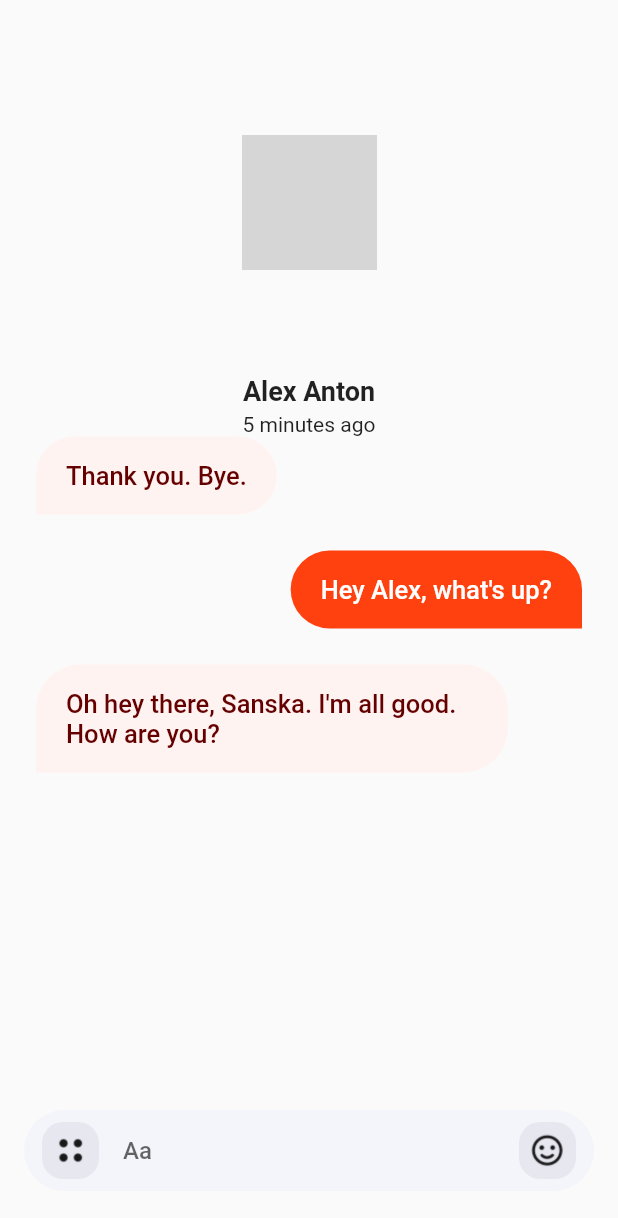
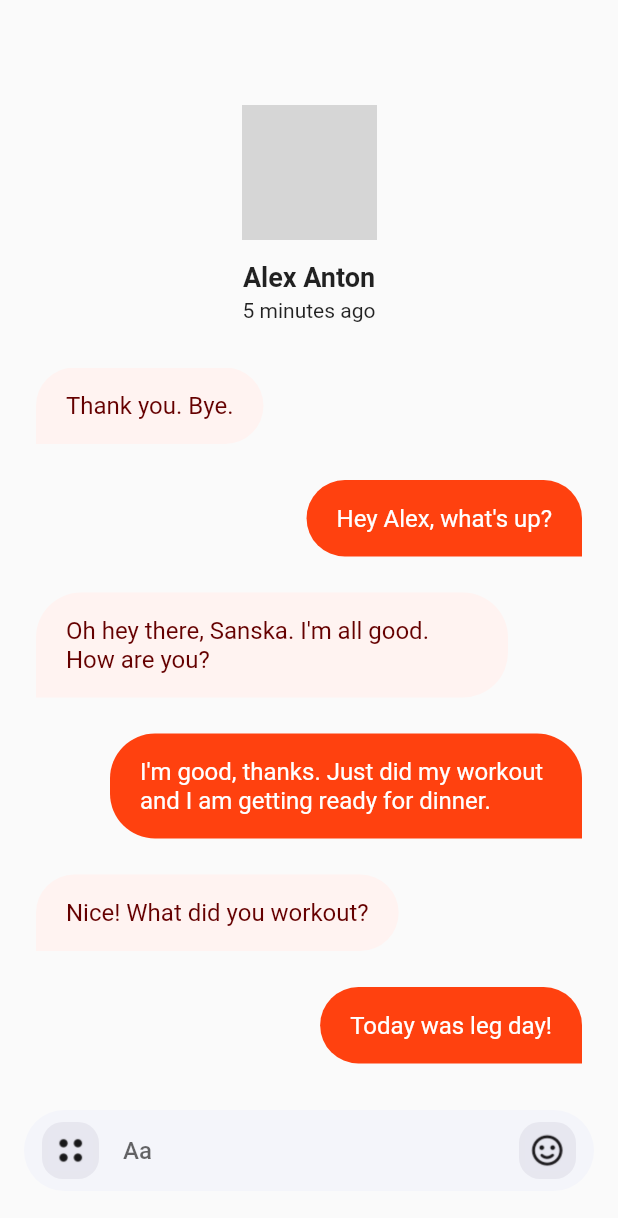
Before and after one commit to eivanovue/Dappur, a Flutter app: the screen it shows after launch, after a tap on "Alex Anton", on a phone screen of 412 x 824 dp. Shown: the top 1218 px of the screen. Run offline on Flutter 3.47's test engine with Material 2 defaults, Android fonts, the phone set to English and light mode, and no system bars; missing offline and left inert: emoji_picker, keyboard_visibility; network calls fail; grey boxes are pictures that could not be loaded.

Commit message:
Chat screen layout now supports integrated keyboard and hides a person's image when it opens and shows it when the keyboard is no longer visible.

```diff
--- a/lib/data/data.dart
+++ b/lib/data/data.dart
@@ -157,5 +157,33 @@ List<MessageModel> getMessages() {
 
   messageModel = new MessageModel();
 
+  //1
+  messageModel.isByMe = true;
+  messageModel.message = "I'm good, thanks. Just did my workout and I am getting ready for dinner.";
+  messages.add(messageModel);
+
+  messageModel = new MessageModel();
+
+  //1
+  messageModel.isByMe = false;
+  messageModel.message = "Nice! What did you workout?";
+  messages.add(messageModel);
+
+  messageModel = new MessageModel();
+
+  //1
+  messageModel.isByMe = true;
+  messageModel.message = "Today was leg day!";
+  messages.add(messageModel);
+
+  messageModel = new MessageModel();
+
+  //1
+  messageModel.isByMe = false;
+  messageModel.message = "Never miss those!";
+  messages.add(messageModel);
+
+  messageModel = new MessageModel();
+
   return messages;
 }
--- a/lib/main.dart
+++ b/lib/main.dart
@@ -1,6 +1,5 @@
 import 'package:flutter/material.dart';
 import 'package:dappur/views/home.dart';
-import 'views/chat.dart';
 
 void main() => runApp(MyApp());
 
--- a/lib/views/chat.dart
+++ b/lib/views/chat.dart
@@ -1,6 +1,8 @@
+import 'package:dappur/data/data.dart';
+import 'package:dappur/models/message_model.dart';
 import 'package:flutter/material.dart';
-import 'package:dappur/models/message_model.dart';
-import 'package:dappur/data/data.dart';
+import 'package:keyboard_visibility/keyboard_visibility.dart';
+import 'package:emoji_picker/emoji_picker.dart';
 
 class ChatScreen extends StatefulWidget {
   @override
@@ -9,25 +11,40 @@ class ChatScreen extends StatefulWidget {
 
 class _ChatScreenState extends State<ChatScreen> {
   List<MessageModel> messages = new List();
+  bool _isVisible = true;
 
   @override
   void initState() {
-    // TODO: implement initState
     super.initState();
+    messages = getMessages();
 
-    messages = getMessages();
+    KeyboardVisibilityNotification().addNewListener(
+      onChange: (bool visible) {
+        if (!visible) {
+          _isVisible = true;
+        }
+      },
+    );
   }
 
   @override
   Widget build(BuildContext context) {
     return Scaffold(
-      body: Container(
-        width: MediaQuery.of(context).size.width,
-        child: Column(
-          crossAxisAlignment: CrossAxisAlignment.center,
+      body: Column(
+        mainAxisAlignment: MainAxisAlignment.spaceAround,
         children: <Widget>[
           SizedBox(
-              height: 90,
+            height: 50,
+          ),
+          Visibility(
+            visible: _isVisible,
+            child: Column(
+              children: <Widget>[
+                Container(
+                  child: Column(
+                    children: <Widget>[
+                      SizedBox(
+                        height: 20,
                       ),
                       ClipRRect(
                         borderRadius: BorderRadius.circular(60),
@@ -39,30 +56,44 @@ class _ChatScreenState extends State<ChatScreen> {
                         ),
                       ),
                       SizedBox(
-              height: 70,
+                        height: 14,
                       ),
-            Text("Alex Anton",
+                      Text(
+                        "Alex Anton",
                         style: TextStyle(
                             color: Colors.black87,
                             fontSize: 18,
-                    fontWeight: FontWeight.w700)),
-            SizedBox(height: 4),
+                            fontWeight: FontWeight.w700),
+                      ),
+                      SizedBox(
+                        height: 4,
+                      ),
                       Text("5 minutes ago"),
-            Container(
+                      SizedBox(
+                        height: 30,
+                      ),
+                    ],
+                  ),
+                ),
+              ],
+            ),
+          ),
+          Expanded(
+            flex: 2,
+            child: Container(
               padding: EdgeInsets.symmetric(horizontal: 24),
               child: ListView.builder(
+                  itemCount: messages.length,
                   shrinkWrap: true,
-                  itemCount: messages.length,
                   itemBuilder: (context, index) {
                     return ChattingTile(
                       isByMe: messages[index].isByMe,
-                        message: messages[index].message);
+                      message: messages[index].message,
+                    );
                   }),
-            )
-          ],
             ),
           ),
-      bottomSheet: Container(
+          Container(
             padding: EdgeInsets.symmetric(horizontal: 16, vertical: 30),
             width: MediaQuery.of(context).size.width,
             child: Container(
@@ -89,10 +120,18 @@ class _ChatScreenState extends State<ChatScreen> {
                   ),
                   Expanded(
                     child: TextField(
+                      onTap: () {
+                        setState(() {
+                          _isVisible = false;
+                        });
+                      },
+                      onSubmitted: (val) {
+                        _isVisible = true;
+                      },
                       decoration: InputDecoration.collapsed(
                           hintText: "Aa",
-                      hintStyle:
-                          TextStyle(fontSize: 16, fontWeight: FontWeight.w500)),
+                          hintStyle: TextStyle(
+                              fontSize: 16, fontWeight: FontWeight.w500)),
                     ),
                   ),
                   Container(
@@ -101,15 +140,22 @@ class _ChatScreenState extends State<ChatScreen> {
                       color: Color(0xffe7e7ef),
                       borderRadius: BorderRadius.circular(14),
                     ),
+                    child: GestureDetector(
+                      onTap: () {
+                        print("smily tapped");
+                      },
                       child: Image.asset(
                         "assets/images/smile.png",
                         width: 30,
                         height: 30,
                       ),
                     ),
+                  ),
                 ],
               ),
             ),
+          ),
+        ],
       ),
     );
   }
@@ -132,19 +178,19 @@ class ChattingTile extends StatelessWidget {
                 topLeft: Radius.circular(30),
                 topRight: Radius.circular(30),
                 bottomLeft: isByMe ? Radius.circular(30) : Radius.circular(0),
-              bottomRight: !isByMe ? Radius.circular(30) : Radius.circular(0)),
-        ),
+                bottomRight:
+                    isByMe ? Radius.circular(0) : Radius.circular(30))),
         padding: EdgeInsets.symmetric(vertical: 16, horizontal: 20),
         child: Container(
-          constraints:
-              BoxConstraints(maxWidth: MediaQuery.of(context).size.width) *
-                  2 /
-                  3,
-          child: Text(message,
+          constraints: BoxConstraints(
+              maxWidth: MediaQuery.of(context).size.width * 2 / 3),
+          child: Text(
+            message,
             style: TextStyle(
                 color: isByMe ? Colors.white : Color(0xff650000),
-                  fontSize: 17,
-                  fontWeight: FontWeight.w500)),
+                fontSize: 16,
+                fontWeight: FontWeight.w400),
+          ),
         ),
       ),
     );
--- a/lib/views/home.dart
+++ b/lib/views/home.dart
@@ -3,7 +3,6 @@ import 'package:dappur/models/story_model.dart';
 import 'package:dappur/models/chat_model.dart';
 import 'package:dappur/views/chat.dart';
 import 'package:flutter/material.dart';
-import 'package:dappur/views/chat.dart';
 
 class Home extends StatefulWidget {
   @override
@@ -16,8 +15,7 @@ class _HomeState extends State<Home> {
 
   @override
   void initState() {
-    // TODO: implement initState
-    super.initState();
+        super.initState();
 
     stories = getStories();
     chats = getChats();
@@ -39,7 +37,7 @@ class _HomeState extends State<Home> {
                 child: Row(
                   children: <Widget>[
                     Text(
-                      "Messages",
+                      "Dappur",
                       style: TextStyle(
                           color: Colors.white,
                           fontSize: 25,
@@ -128,8 +126,8 @@ class _HomeState extends State<Home> {
 }
 
 class StoryTile extends StatefulWidget {
-  String imgUrl;
-  String username;
+  final String imgUrl;
+  final String username;
 
   StoryTile({@required this.imgUrl, @required this.username});
 
@@ -167,12 +165,12 @@ class _StoryTileState extends State<StoryTile> {
 }
 
 class ChatTile extends StatelessWidget {
-  String imgUrl;
-  String name;
-  String lastMessage;
-  bool haveunreadmessages;
-  int unreadmessages;
-  String lastSeenTime;
+  final String imgUrl;
+  final String name;
+  final String lastMessage;
+  final bool haveunreadmessages;
+  final int unreadmessages;
+  final String lastSeenTime;
   ChatTile({
     @required this.imgUrl,
     @required this.name,
@@ -217,10 +215,13 @@ class ChatTile extends StatelessWidget {
                     ),
                   ),
                   SizedBox(
-                    height: 10,
+                    height: 8,
                   ),
                   Text(lastMessage,
-                      style: TextStyle(color: Colors.black54, fontSize: 16))
+                      style: TextStyle(
+                          color: Colors.black54,
+                          fontSize: 16,
+                          fontFamily: "Neue Haas Grotesk"))
                 ],
               ),
             ),
```
Also changed, not shown: pubspec.yaml (+7 -34 lines), assets/fonts/NHaasGroteskTXPro-55Rg.ttf (added), pubspec.lock. Lines whose indentation alone changed are shown as unchanged.
